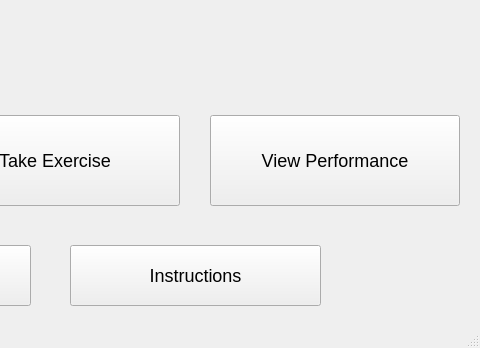
nickcosta18/TotalPredictionClient, file mainwindow.ui: the form before one commit; both pictures show x 370 to 850 and y 202 to 550 of the 850 by 550 pixel window.
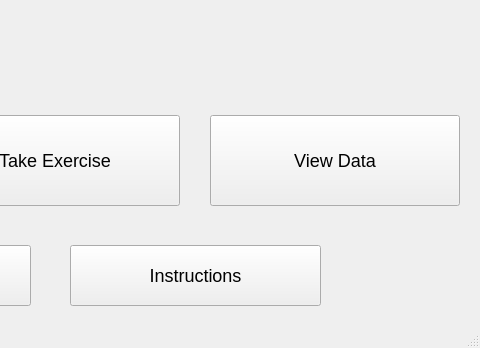
The form after the commit. Icons and pictures are not drawn.

```diff
--- a/mainwindow.ui
+++ b/mainwindow.ui
@@ -86,7 +86,7 @@
      <string notr="true">font-size: 18px;</string>
     </property>
     <property name="text">
-     <string>View Performance</string>
+     <string>View Data</string>
     </property>
    </widget>
    <widget class="QPushButton" name="pushButton_5">
```
